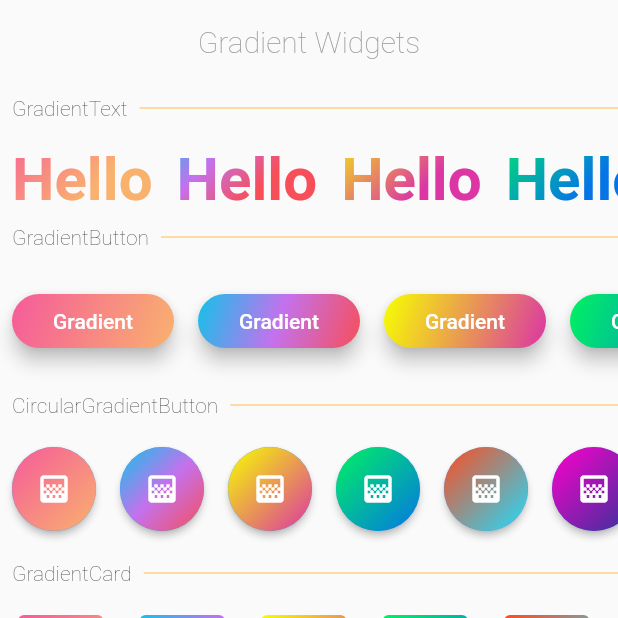
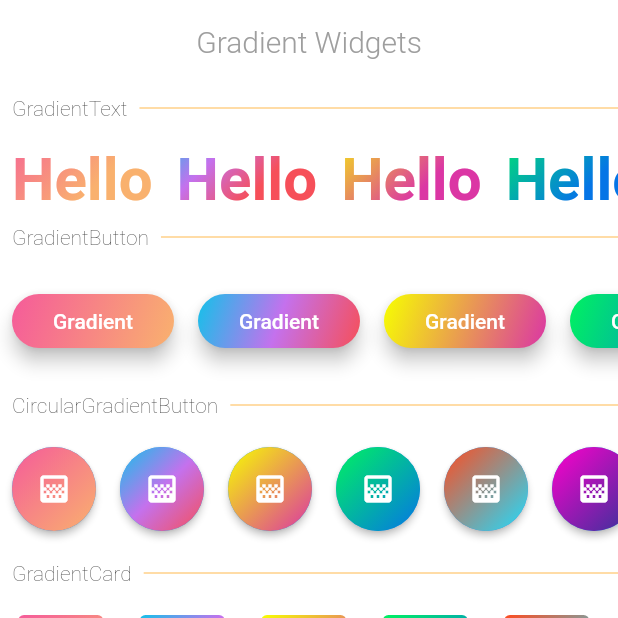
Before and after one commit to bluemix/Gradient-Widgets, a Flutter app: the screen it shows after launch, on a phone screen of 412 x 824 dp, the top half of it. Run offline on Flutter 3.47's test engine with Material 2 defaults, Android fonts, the phone set to English and light mode, and no system bars; statements that could not run were skipped.

```diff
--- a/example/lib/main.dart
+++ b/example/lib/main.dart
@@ -25,6 +25,7 @@ class MyApp extends StatelessWidget {
   Widget build(BuildContext context) {
     return new MaterialApp(
       title: 'Flutter Gradient Widgets Demo',
+      debugShowCheckedModeBanner: false,
       theme: new ThemeData(
         primarySwatch: Colors.blue,
       ),
@@ -74,9 +75,10 @@ class _MyHomePageState extends State<MyHomePage> {
           elevation: 0.0,
           title: new Text(
             widget.title,
-            style: TextStyle(color: Colors.grey, fontWeight: FontWeight.w200),
+            style: TextStyle(color: Colors.grey, fontWeight: FontWeight.w300),
           ),
         ),
+        backgroundColor: Colors.white,
         body: ListView(
           scrollDirection: Axis.vertical,
           children: <Widget>[
--- a/pubspec.yaml
+++ b/pubspec.yaml
@@ -1,6 +1,6 @@
 name: gradient_widgets
 description: Gradients on widgets
-version: 0.1.0
+version: 0.2.0
 author: bluemix <a.bluemix@gmail.com>
 homepage: bluemix.github.io
 
```
Also changed, not shown: art/screenshot1.png (added), art/screenshot1_resized_cropped.png (added), example/pubspec.lock, 4 other files.
